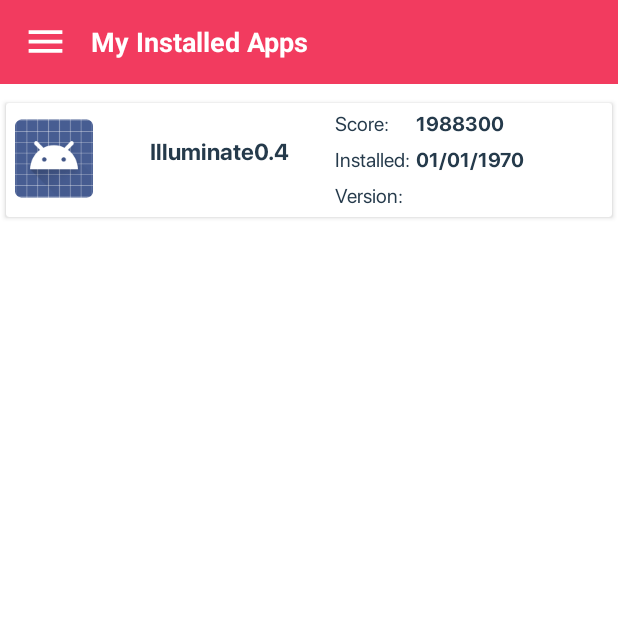
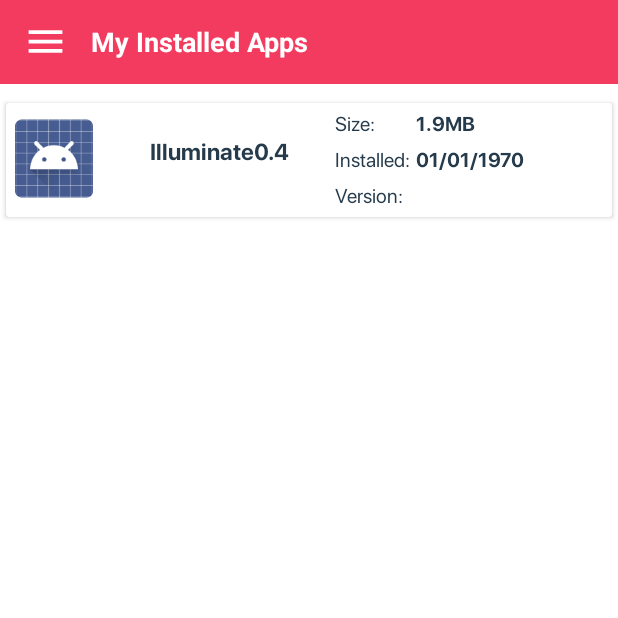
Before and after one commit to umar024/Illuminate, an Android app: the MyInstalledAppsFragment screen opened through its navigation route, on a phone screen of 412 x 824 dp, the top half of it. Run offline under Robolectric (Android 15) with nearby library versions, the phone set to English and light mode, and no system bars; our stand-ins replace Firebase (no records; nobody signed in at launch, a user with empty details on screens opened directly), Volley, navigation-ui; network calls fail.

Commit message:
updated classes

```diff
--- a/Android Project/Illuminate04/app/src/main/java/com/example/illuminate04/MyInstalledAppsFragment.java
+++ b/Android Project/Illuminate04/app/src/main/java/com/example/illuminate04/MyInstalledAppsFragment.java
@@ -21,7 +21,9 @@ import android.view.ViewGroup;
 
 import java.io.File;
 import java.lang.reflect.Method;
+import java.math.RoundingMode;
 import java.text.DateFormat;
+import java.text.DecimalFormat;
 import java.text.SimpleDateFormat;
 import java.util.ArrayList;
 import java.util.HashMap;
@@ -91,7 +93,12 @@ public class MyInstalledAppsFragment extends Fragment {
 
                 file = new File(packageInfo.applicationInfo.publicSourceDir);
 
-                int size = (int) file.length();
+                double size = (int) file.length();
+                size = size/1048576;
+
+
+
+
 
 
                 Log.i(names[i], file.toString());
@@ -100,7 +107,7 @@ public class MyInstalledAppsFragment extends Fragment {
                 _item.put("itm", packageInfo.applicationInfo.loadIcon(view.getContext().getPackageManager()));
                 item = new installeditem(packageInfo.applicationInfo.loadIcon(view.getContext().getPackageManager()),
                         names[i],
-                        size+"",
+                        String.format("%.1f", size)+"MB",
                         packageInfo.versionName,
                         format.format(packageInfo.firstInstallTime));
                 itemsList.add(item);
--- a/Android Project/Illuminate04/app/src/main/java/com/example/illuminate04/SetPermissionsFragment.java
+++ b/Android Project/Illuminate04/app/src/main/java/com/example/illuminate04/SetPermissionsFragment.java
@@ -110,7 +110,8 @@ public class SetPermissionsFragment extends Fragment {
                                 // response
                                 Log.d("Response", response);
                                 Toast.makeText(getContext(),"permissions updated",Toast.LENGTH_SHORT).show();
-                                startActivity(new Intent(getActivity(),MainActivity.class));
+                                startActivity(new Intent(getActivity(),Home.class));
+                                getActivity().finish();
                             }
                         },
                         new Response.ErrorListener() {
--- a/Android Project/Illuminate04/app/src/main/res/layout/installed_list_item.xml
+++ b/Android Project/Illuminate04/app/src/main/res/layout/installed_list_item.xml
@@ -45,7 +45,7 @@
                 android:layout_margin="2dp"
                 android:layout_toRightOf="@id/textViewTitle"
                 android:fontFamily="@font/regular"
-                android:text="Score:"
+                android:text="Size:"
                 android:textColor="@color/grey"
                 android:textSize="13dp" />
 
```
